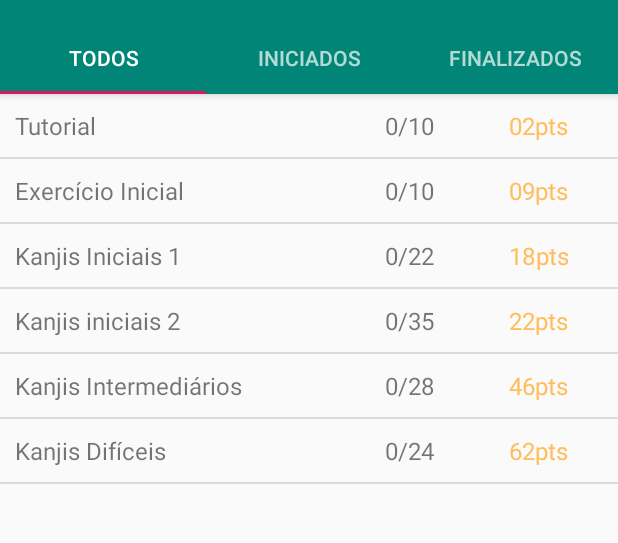
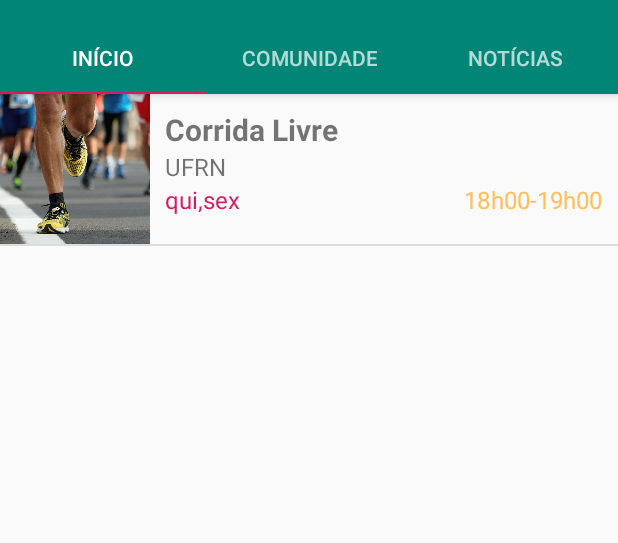
Before and after one commit to Barbalho12/movimentum, an Android app: the InicialAllActivity screen opened directly, with no data from a screen before it, on a phone screen of 412 x 824 dp, the part 74-617 px from its top. Run offline under Robolectric (Android 15) with nearby library versions, the phone set to English and light mode, and no system bars.

Commit message:
Create first sample group

```diff
--- a/app/src/main/java/br/ufrn/movimentum/InicialAllActivity.java
+++ b/app/src/main/java/br/ufrn/movimentum/InicialAllActivity.java
@@ -114,12 +114,16 @@ public class InicialAllActivity extends AppCompatActivity implements NavigationV
         }
 //
         List<ItemList> list_itens = new ArrayList<>();
-        list_itens.add(new ItemList(1,"Tutorial", points,"10","02pts"));
-        list_itens.add(new ItemList(2,"Exercício Inicial","0","10","09pts"));
-        list_itens.add(new ItemList(3,"Kanjis Iniciais 1","0","22","18pts"));
-        list_itens.add(new ItemList(4,"Kanjis iniciais 2","0","35","22pts"));
-        list_itens.add(new ItemList(5,"Kanjis Intermediários","0","28","46pts"));
-        list_itens.add(new ItemList(6,"Kanjis Difíceis","0","24","62pts"));
+        String pathName = "android.resource://"+getPackageName()+"/"+R.drawable.run_group;
+        Log.i("TESTE", "MyClass.getView() — get item number " + pathName );
+
+
+        list_itens.add(new ItemList(1, "Corrida Livre", "UFRN", "qui,sex", "18h00-19h00", pathName));
+//        list_itens.add(new ItemList(2,"Exercício Inicial","0","10","09pts"));
+//        list_itens.add(new ItemList(3,"Kanjis Iniciais 1","0","22","18pts"));
+//        list_itens.add(new ItemList(4,"Kanjis iniciais 2","0","35","22pts"));
+//        list_itens.add(new ItemList(5,"Kanjis Intermediários","0","28","46pts"));
+//        list_itens.add(new ItemList(6,"Kanjis Difíceis","0","24","62pts"));
 
         ExercicioAdapter exercicioAdapter = new ExercicioAdapter(list_itens, this);
 //
@@ -258,11 +262,11 @@ public class InicialAllActivity extends AppCompatActivity implements NavigationV
         public CharSequence getPageTitle(int position) {
             switch (position) {
                 case 0:
-                    return "TODOS";
+                    return "Início";
                 case 1:
-                    return "INICIADOS";
+                    return "Comunidade";
                 case 2:
-                    return "FINALIZADOS";
+                    return "Notícias";
             }
             return null;
         }
--- a/app/src/main/java/br/ufrn/movimentum/adapters/ExercicioAdapter.java
+++ b/app/src/main/java/br/ufrn/movimentum/adapters/ExercicioAdapter.java
@@ -1,9 +1,11 @@
 package br.ufrn.movimentum.adapters;
 
 import android.app.Activity;
+import android.net.Uri;
 import android.view.View;
 import android.view.ViewGroup;
 import android.widget.BaseAdapter;
+import android.widget.ImageView;
 import android.widget.TextView;
 
 
@@ -46,15 +48,18 @@ public class ExercicioAdapter extends BaseAdapter {
         View view = activity.getLayoutInflater().inflate(R.layout.list_item, parent, false);
         ItemList item_list = list_itens.get(position);
 //
-        TextView nome = (TextView) view.findViewById(R.id.exercicio_nome);
-        TextView pts = (TextView) view.findViewById(R.id.exercicio_pts);
-        TextView qtd = (TextView) view.findViewById(R.id.exercicio_qtd);
+        TextView groupName = (TextView) view.findViewById(R.id.tv_group_name);
+        TextView groupLocal = (TextView) view.findViewById(R.id.tv_group_local);
+        TextView groupSchedule = (TextView) view.findViewById(R.id.tv_group_schedule);
+        TextView groupTime = (TextView) view.findViewById(R.id.tv_group_time);
+        ImageView groupPicture = (ImageView) view.findViewById(R.id.iv_group_img);
 
-        nome.setText(item_list.getNomeExercicio());
-        qtd.setText(item_list.getQuantidade_realizada()+"/"+item_list.getQuantidade_total());
-        pts.setText(item_list.getPontuacao());
+        groupName.setText(item_list.getGroupName());
+        groupLocal.setText(item_list.getGroupLocal());
+        groupSchedule.setText(item_list.getGroupSchedule());
+        groupTime.setText(item_list.getGroupTime());
+        groupPicture.setImageURI(Uri.parse(item_list.getGroupPicturePath()));
         return view;
-//        return null;
     }
 
 }
--- a/app/src/main/java/br/ufrn/movimentum/adapters/ItemList.java
+++ b/app/src/main/java/br/ufrn/movimentum/adapters/ItemList.java
@@ -1,4 +1,6 @@
 package br.ufrn.movimentum.adapters;
+
+import android.media.Image;
 
 /**
  * Created by Barreto on 22/11/2017.
@@ -7,52 +9,66 @@ package br.ufrn.movimentum.adapters;
 public class ItemList{
 
     private int id;
-    private String nomeExercicio;
-    private String quantidade_realizada;
-    private String quantidade_total;
-    private String pontuacao;
+    private String groupName;
+    private String groupLocal;
+    private String groupSchedule;
+    private String groupTime;
+    private String groupPicturePath;
 
-    public ItemList(int id, String nomeExercicio, String quantidade_realizada, String quantidade_total, String pontuacao){
+    public ItemList(int id, String groupName, String groupLocal, String groupSchedule, String groupTime, String groupPicturePath){
         this.id = id;
-        this.nomeExercicio = nomeExercicio;
-        this.quantidade_realizada = quantidade_realizada;
-        this.quantidade_total = quantidade_total;
-        this.pontuacao = pontuacao;
+        this.groupName = groupName;
+        this.groupLocal = groupLocal;
+        this.groupSchedule = groupSchedule;
+        this.groupTime = groupTime;
+        this.groupPicturePath = groupPicturePath;
     }
 
     public int getId() {
         return id;
     }
 
-    public String getNomeExercicio() {
-        return nomeExercicio;
+    public void setId(int id) {
+        this.id = id;
     }
 
-    public void setNomeExercicio(String nomeExercicio) {
-        this.nomeExercicio = nomeExercicio;
+    public String getGroupName() {
+        return groupName;
     }
 
-    public String getQuantidade_realizada() {
-        return quantidade_realizada;
+    public void setGroupName(String groupName) {
+        this.groupName = groupName;
     }
 
-    public void setQuantidade_realizada(String quantidade_realizada) {
-        this.quantidade_realizada = quantidade_realizada;
+    public String getGroupLocal() {
+        return groupLocal;
     }
 
-    public String getQuantidade_total() {
-        return quantidade_total;
+    public void setGroupLocal(String groupLocal) {
+        this.groupLocal = groupLocal;
     }
 
-    public void setQuantidade_total(String quantidade_total) {
-        this.quantidade_total = quantidade_total;
+    public String getGroupSchedule() {
+        return groupSchedule;
     }
 
-    public String getPontuacao() {
-        return pontuacao;
+    public void setGroupSchedule(String groupSchedule) {
+        this.groupSchedule = groupSchedule;
     }
 
-    public void setPontuacao(String pontuacao) {
-        this.pontuacao = pontuacao;
+    public String getGroupTime() {
+        return groupTime;
+    }
+
+    public void setGroupTime(String groupTime) {
+        this.groupTime = groupTime;
+    }
+
+    public String getGroupPicturePath() {
+        return groupPicturePath;
+    }
+
+    public void setGroupPicture(String groupPicturePath) {
+        this.groupPicturePath = groupPicturePath;
     }
 }
--- a/app/src/main/res/layout/list_item.xml
+++ b/app/src/main/res/layout/list_item.xml
@@ -1,36 +1,66 @@
 <?xml version="1.0" encoding="utf-8"?>
 <LinearLayout xmlns:android="http://schemas.android.com/apk/res/android"
     android:layout_width="match_parent"
-    android:layout_height="wrap_content"
+    android:layout_height="100dp"
     android:orientation="horizontal">
 
+        <ImageView
+            android:scaleType="centerCrop"
+            android:id="@+id/iv_group_img"
+            android:layout_width="0dp"
+            android:layout_height="match_parent"
 
-        <TextView
+            android:layout_weight=".40"
+            android:src="@drawable/run_group"/>
+
+        <LinearLayout
+            android:layout_width="wrap_content"
+            android:layout_height="wrap_content"
             android:layout_weight=".60"
-            android:text="pessoa"
-            android:id="@+id/exercicio_nome"
-            android:layout_width="0dp"
-            android:layout_height="wrap_content"
-            android:textSize="16dp"
-            android:padding="10dp"
-            />
+            android:maxHeight="30dp"
+            android:orientation="vertical"
+            android:padding="10dp">
 
-        <TextView
-            android:layout_weight=".20"
-            android:text="casa"
-            android:id="@+id/exercicio_qtd"
-            android:layout_width="0dp"
-            android:layout_height="wrap_content"
-            android:textSize="16dp"
-            android:padding="10dp"/>
+                <TextView
+                    android:id="@+id/tv_group_name"
+                    android:layout_width="match_parent"
+                    android:layout_height="wrap_content"
+                    android:text="@string/tv_free_run"
+                    android:textStyle="bold"
+                    android:textSize="20dp" />
 
-        <TextView
-            android:layout_weight=".20"
-            android:textColor="#ffbd5b"
-            android:id="@+id/exercicio_pts"
-            android:layout_width="0dp"
-            android:layout_height="wrap_content"
-            android:textSize="16dp"
-            android:padding="10dp"/>
+                <TextView
+                    android:id="@+id/tv_group_local"
+                    android:layout_width="match_parent"
+                    android:layout_height="wrap_content"
+                    android:text="@string/tv_local_model"
+                    android:textSize="16dp" />
 
+                <LinearLayout
+                    android:layout_width="match_parent"
+                    android:layout_height="wrap_content"
+                    android:orientation="horizontal">
+
+                        <TextView
+                            android:layout_weight=".50"
+                            android:id="@+id/tv_group_schedule"
+                            android:layout_width="wrap_content"
+                            android:layout_height="wrap_content"
+                            android:gravity="left"
+                            android:text="@string/tv_days_model"
+                            android:textColor="@color/colorAccent"
+                            android:textSize="16dp" />
+
+                        <TextView
+                            android:layout_weight=".50"
+                            android:id="@+id/tv_group_time"
+                            android:layout_width="wrap_content"
+                            android:layout_height="wrap_content"
+                            android:gravity="right"
+                            android:text="@string/tv_time_model"
+                            android:textColor="#ffbd5b"
+                            android:textSize="16dp" />
+
+                </LinearLayout>
+        </LinearLayout>
 </LinearLayout>
--- a/app/src/main/res/values/strings.xml
+++ b/app/src/main/res/values/strings.xml
@@ -22,4 +22,8 @@
     <string name="action_sign_up">Cadastre-se</string>
     <string name="action_sair">Sair</string>
     <string name="action_settings">Settings</string>
+    <string name="tv_free_run">Corrida Livre</string>
+    <string name="tv_local_model">Em torno do campus</string>
+    <string name="tv_days_model">qui,sex</string>
+    <string name="tv_time_model">18h00-19h00</string>
 </resources>
```
Also changed, not shown: app/src/main/res/drawable/run_group.jpg (added).
